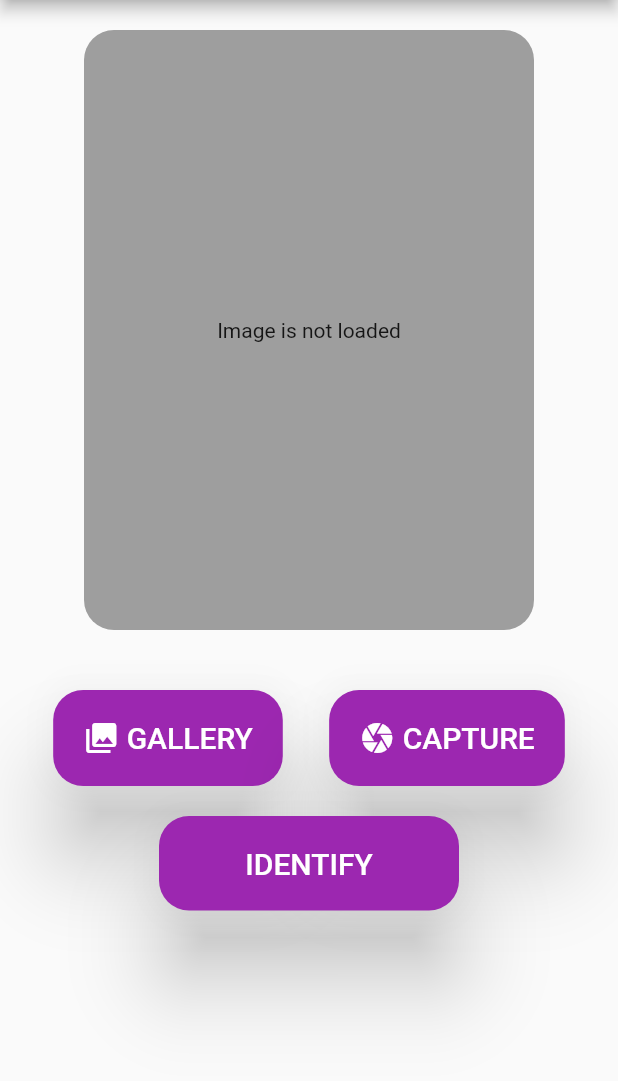
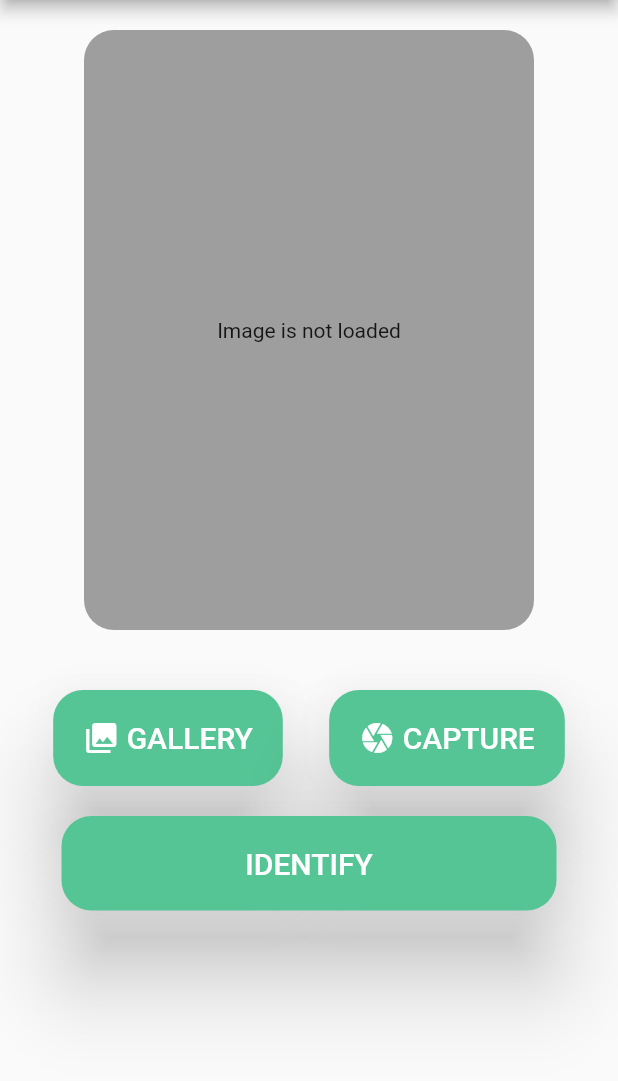
Before and after one commit to Zestful-Tribu/lilyora, a Flutter app: the CaptureScreen screen opened by its route, on a phone screen of 412 x 824 dp, the part 84-1165 px from its top. Run offline on Flutter 3.47's test engine with Material 2 defaults, Android fonts, the phone set to English and light mode, and no system bars; our stand-ins replace dio, image_picker, sticky_headers.

Commit message:
finalized capture screen UI

```diff
--- a/lib/screens/capture_screen.dart
+++ b/lib/screens/capture_screen.dart
@@ -4,6 +4,7 @@ import 'package:flutter/material.dart';
 import 'package:image_picker/image_picker.dart';
 import 'package:lilyora/components/appbar.dart';
 import 'package:lilyora/components/drawer.dart';
+import 'package:lilyora/constants.dart';
 import 'package:lilyora/screens/flower_screen.dart';
 
 
@@ -61,7 +62,7 @@ class _CaptureScreenState extends State<CaptureScreen> {
                           });
                         },
                         textColor: Colors.white,
-                        color: Colors.purple,
+                        color: Primary_Color,
                         elevation: 25.0,
                         child: Row(
                           children: [
@@ -91,7 +92,7 @@ class _CaptureScreenState extends State<CaptureScreen> {
                           });
                         },
                         textColor: Colors.white,
-                        color: Colors.purple,
+                        color: Primary_Color,
                         elevation: 25.0,
                         child:  Row(
                           children: [
@@ -117,7 +118,7 @@ class _CaptureScreenState extends State<CaptureScreen> {
                   ),
                 ),
                 Container(
-                  width: 200,
+                  width: 330,
                   child: RaisedButton(
                     padding: EdgeInsets.all(20),
                     onPressed: (){
@@ -129,7 +130,7 @@ class _CaptureScreenState extends State<CaptureScreen> {
                       );
                     },
                     textColor: Colors.white,
-                    color: Colors.purple,
+                    color: Primary_Color,
                     elevation: 25.0,
                     child:  Row(
                       mainAxisAlignment: MainAxisAlignment.center,
```
